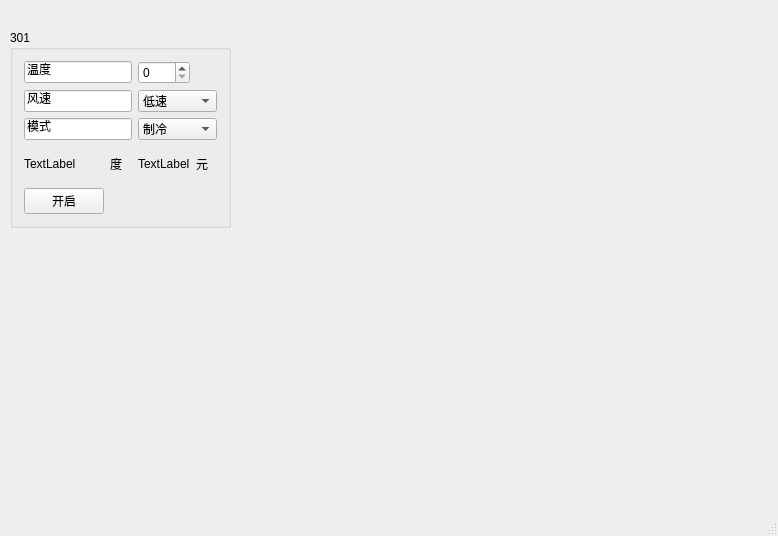
The window that mainwindow.ui (Sean10/centralAirConditionerClient) describes before a commit, drawn with Qt 5.
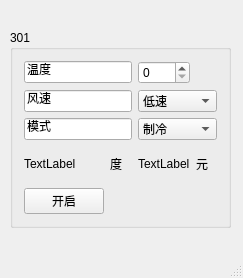
The same window after the commit.

```diff
--- a/mainwindow.ui
+++ b/mainwindow.ui
@@ -6,8 +6,8 @@
    <rect>
     <x>0</x>
     <y>0</y>
-    <width>778</width>
-    <height>536</height>
+    <width>243</width>
+    <height>278</height>
    </rect>
   </property>
   <property name="windowTitle">
```
Left out of the diff: 4 changed lines with no effect on the pictures.
